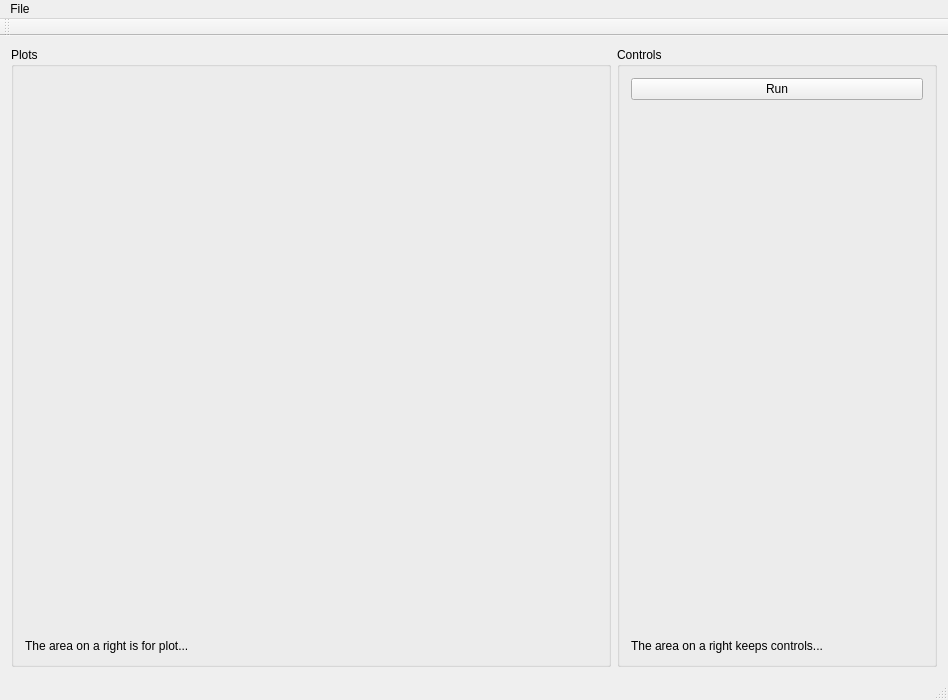
handy-serge/qwt, file qt_experiment/QwtScatter/MainWindow.ui: the form before one commit.
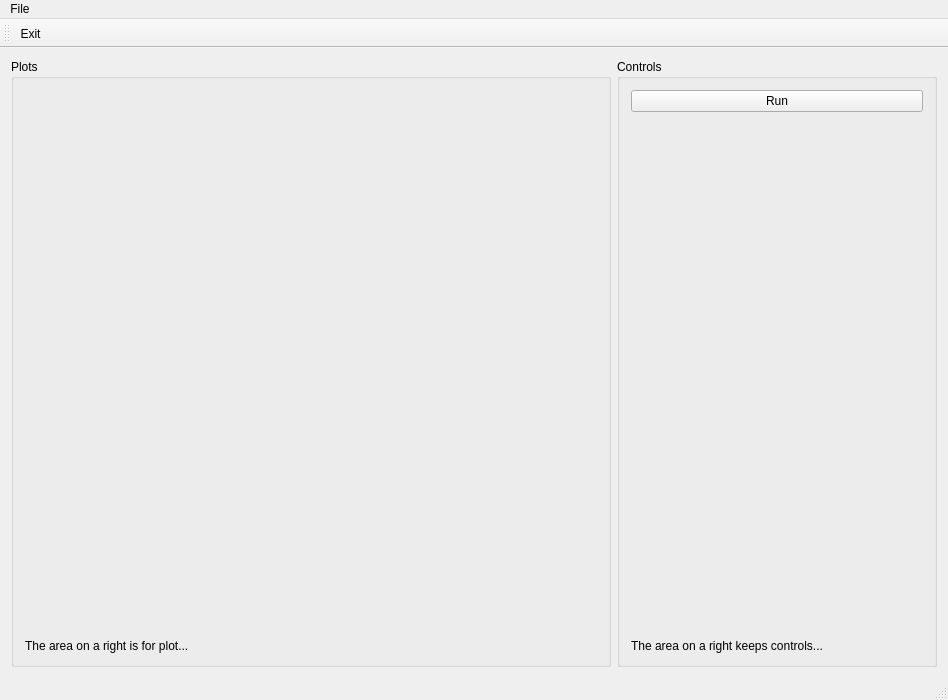
The form after the commit. Icons and pictures are not drawn.

Commit message:
SS-1572 Toolbar with buttons
The icons are bundled in resources.

The edit to the form file:
```diff
--- a/qt_experiment/QwtScatter/MainWindow.ui
+++ b/qt_experiment/QwtScatter/MainWindow.ui
@@ -35,7 +35,7 @@
          <property name="sizeHint" stdset="0">
           <size>
            <width>20</width>
-           <height>574</height>
+           <height>552</height>
           </size>
          </property>
         </spacer>
@@ -130,6 +130,7 @@
    <attribute name="toolBarBreak">
     <bool>false</bool>
    </attribute>
+   <addaction name="exitAction"/>
   </widget>
   <widget class="QStatusBar" name="statusBar"/>
   <action name="exitAction">
```
Left out of the diff: 4 changed lines with no effect on the pictures. The commit also changes 4 other files.
